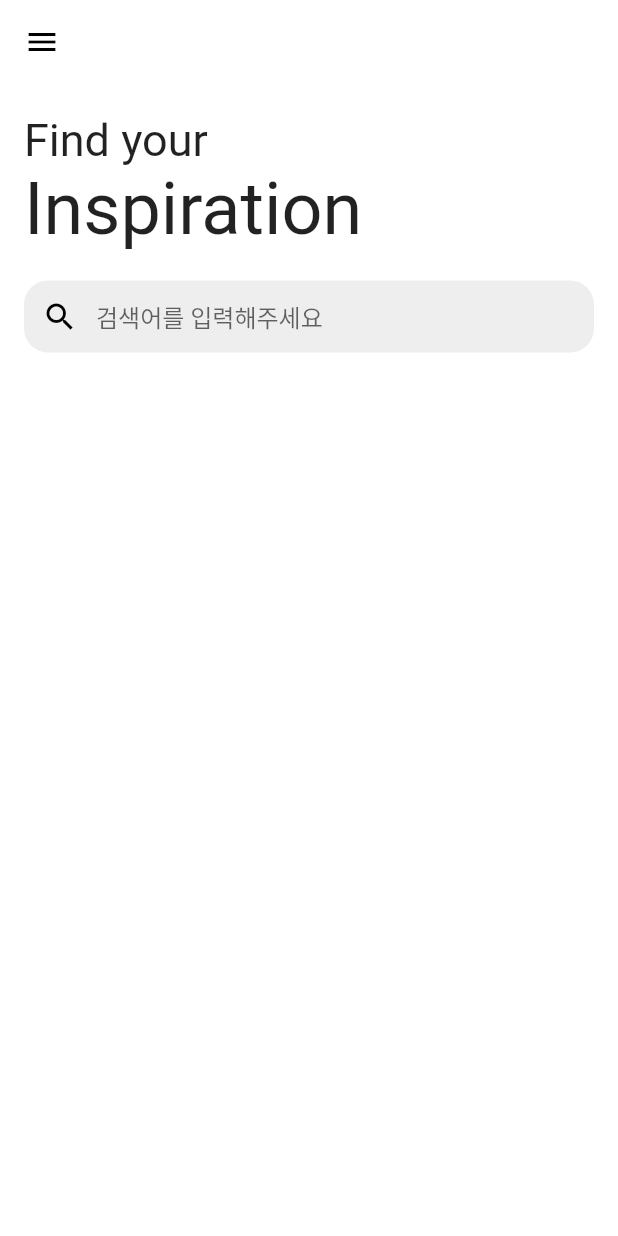
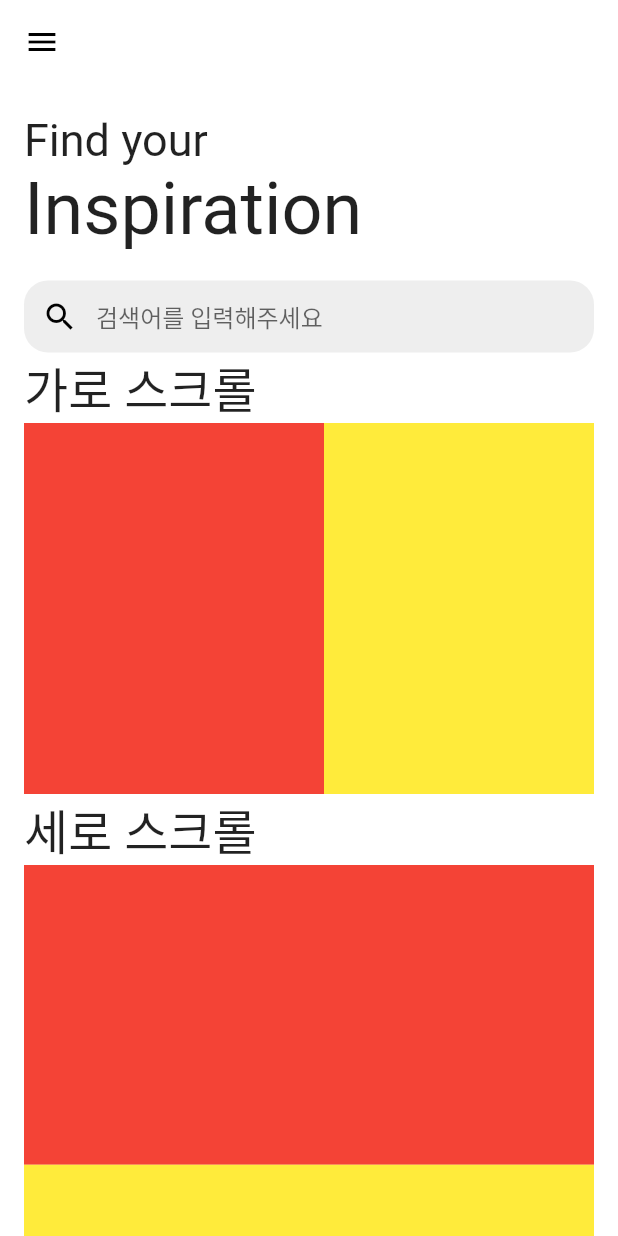
Before and after one commit to Soft-Up/2023_1_study, a Flutter app: the screen it shows after launch, on a phone screen of 412 x 824 dp. Run offline on Flutter 3.47's test engine with Material 2 defaults, Android fonts, the phone set to English and light mode, and no system bars.

Commit message:
<FEAT> list view with title

```diff
--- a/lib/domains/doit/presentation/home_pages/home_page.dart
+++ b/lib/domains/doit/presentation/home_pages/home_page.dart
@@ -1,4 +1,4 @@
-import 'package:flutter/cupertino.dart';
+import 'package:doit_fluttter_study/domains/doit/presentation/home_pages/home_pages_widgets/list_view_with_title.dart';
 import 'package:flutter/material.dart';
 
 class MyHomePage extends StatefulWidget {
@@ -45,6 +45,14 @@ class _MyHomePageState extends State<MyHomePage> {
                       hintText: "검색어를 입력해주세요"),
                 ),
               ),
+              const HomePageListViewWithTheTitle(
+                title: "가로 스크롤",
+                scrollDirection: Axis.horizontal,
+              ),
+              const HomePageListViewWithTheTitle(
+                title: "세로 스크롤",
+                scrollDirection: Axis.vertical,
+              ),
             ],
           ),
         ));
--- /dev/null
+++ b/lib/domains/doit/presentation/home_pages/home_pages_widgets/list_view_with_title.dart
@@ -0,0 +1,53 @@
+import 'package:flutter/material.dart';
+
+class HomePageListViewWithTheTitle extends StatelessWidget {
+  final String title;
+  final Axis scrollDirection;
+
+  const HomePageListViewWithTheTitle({
+    super.key,
+    required this.title,
+    required this.scrollDirection,
+  });
+
+  @override
+  Widget build(BuildContext context) {
+    return Expanded(
+        child: Column(
+      crossAxisAlignment: CrossAxisAlignment.start,
+      children: [
+        Text(
+          title,
+          style: TextStyle(fontSize: 32),
+        ),
+        Expanded(
+            child: ListView(
+          shrinkWrap: true,
+          scrollDirection: scrollDirection,
+          children: [
+            Container(
+              color: Colors.red,
+              height: 200,
+              width: 200,
+            ),
+            Container(
+              color: Colors.yellow,
+              height: 200,
+              width: 200,
+            ),
+            Container(
+              color: Colors.blue,
+              height: 200,
+              width: 200,
+            ),
+            Container(
+              color: Colors.green,
+              height: 200,
+              width: 200,
+            ),
+          ],
+        ))
+      ],
+    ));
+  }
+}
```
Also changed, not shown: pubspec.lock, 1 other file.
